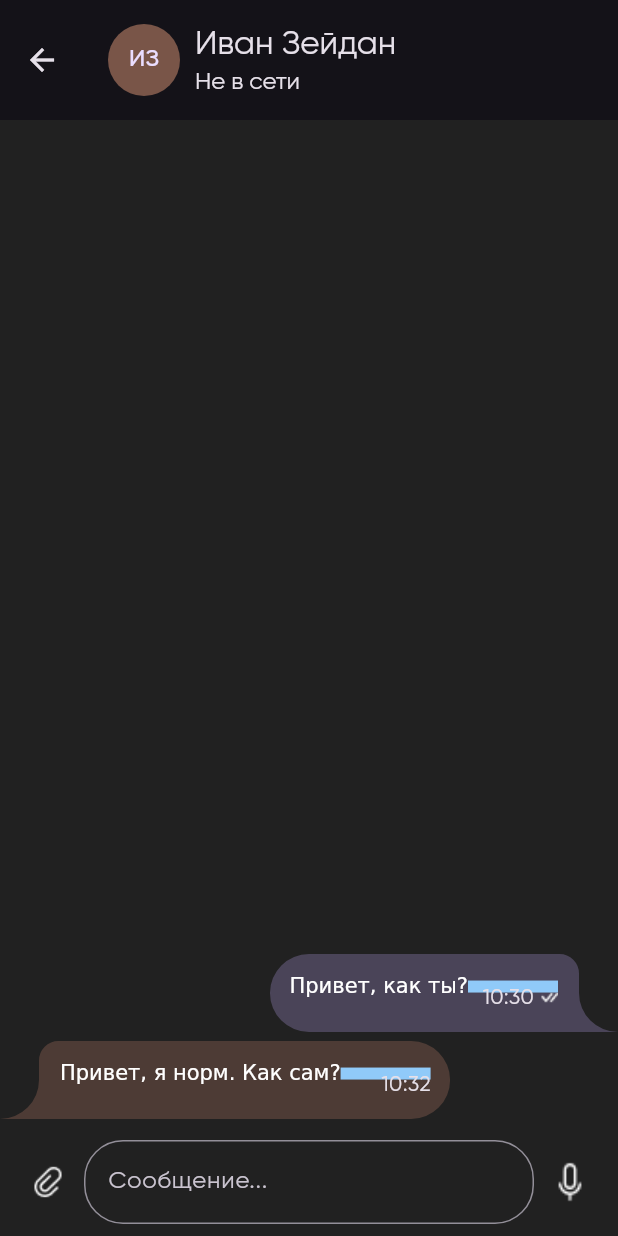
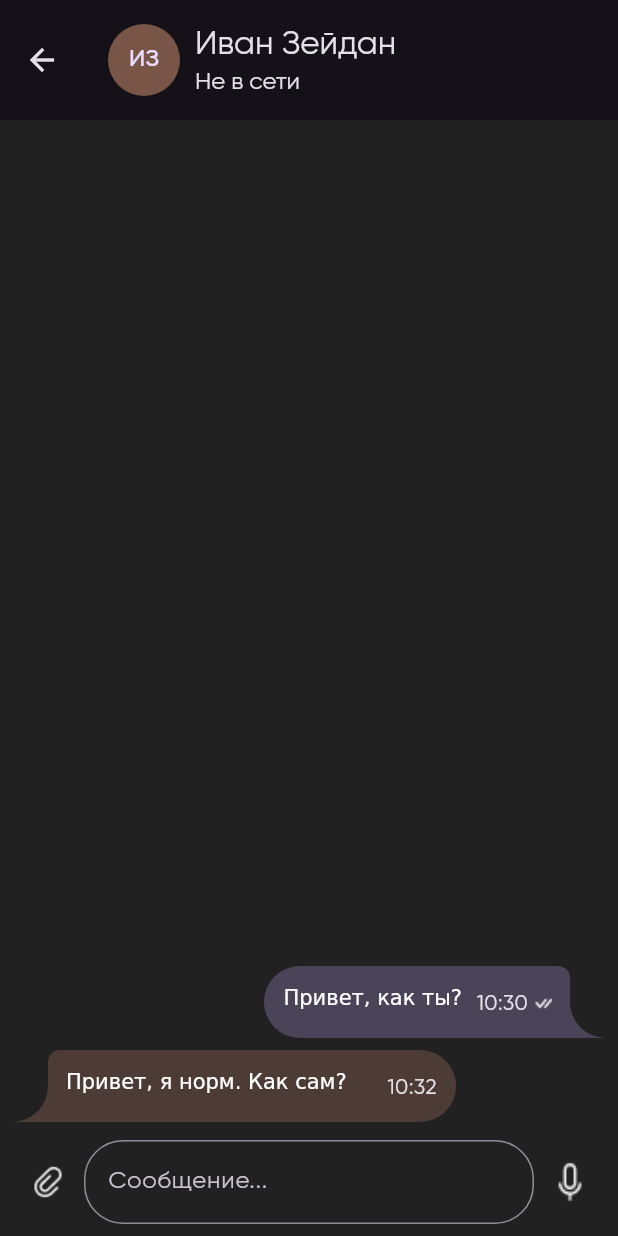
Before and after one commit to OlleZhuk/chat_test, a Flutter app: the MessagesScreen screen opened directly with sample values from the repository, on a phone screen of 412 x 824 dp. Run offline on Flutter 3.47's test engine with Material 3 defaults, Android fonts, the phone set to English and light mode, and no system bars; our stand-ins replace flutter_riverpod, hive, hive_flutter; accounts and stored records are empty.

Commit message:
Коррекция вывода/ввода текстовых сообщений

```diff
--- a/lib/model/chat_bubble_radius.dart
+++ b/lib/model/chat_bubble_radius.dart
@@ -1,2 +1,2 @@
-const double largeRadius = 26; // Большое закругление
-const double smallRadius = 13; // Малое закругление
+const double largeRadius = 24; // Большое закругление
+const double smallRadius = 8; // Малое закругление
--- a/lib/view/screens/chat_list_screen.dart
+++ b/lib/view/screens/chat_list_screen.dart
@@ -69,12 +69,4 @@ class ChatListScreen extends ConsumerWidget {
       ),
     );
   }
-
-  void _addContact(BuildContext context) {
-    // Реализация добавления нового контакта
-  }
-
-  void _logout(BuildContext context) {
-    // Реализация выхода из системы
-  }
 }
--- a/lib/view/screens/messages_screen.dart
+++ b/lib/view/screens/messages_screen.dart
@@ -3,6 +3,7 @@ import 'package:flutter_riverpod/flutter_riverpod.dart';
 import 'package:hive_flutter/hive_flutter.dart';
 import 'package:intl/intl.dart';
 
+import '../../model/dev_data/dev_data.dart';
 import '../../model/message.dart';
 import '../../model/chat_bubble_radius.dart';
 import '../../model/user.dart';
@@ -49,41 +50,6 @@ class MessagesScreen extends StatelessWidget {
       ),
     );
   }
-
-  /// Метод для определения форм чат-баблов
-  BorderRadius _getBorderRadius(
-    bool isFirstInGroup,
-    bool isLastInGroup,
-    // bool isSingleInGroup,
-  ) {
-    const radius = Radius.circular(26);
-
-    if (isLastInGroup) {
-      // Последнее сообщение в группе
-      return BorderRadius.only(
-        topLeft: radius,
-        topRight: radius,
-        bottomLeft: isFirstInGroup ? radius : Radius.zero,
-        bottomRight: radius,
-      );
-    } else if (isFirstInGroup) {
-      // Первое сообщение в группе
-      return const BorderRadius.only(
-        topLeft: radius,
-        topRight: radius,
-        bottomLeft: radius,
-        bottomRight: radius,
-      );
-    } else {
-      // Сообщение в середине группы
-      return const BorderRadius.only(
-        topLeft: radius,
-        topRight: radius,
-        bottomLeft: radius,
-        bottomRight: Radius.zero,
-      );
-    }
-  }
 }
 
 /// ВЫВОД СООБЩЕНИЙ ===>
@@ -110,74 +76,110 @@ class _OutputTextMessagesState extends ConsumerState<_OutputTextMessages> {
 
   @override
   Widget build(BuildContext context) {
-    final theme = Theme.of(context);
-    final messages = ref.watch(messageProvider);
-    // final messagesBox = Hive.box<Message>('messages');
+    ref.watch(messageProvider);
+    final dialogMessages =
+        ref.read(messageProvider.notifier).getMessagesForDialog(widget.user.id);
 
-    // Фильтр сообщений по userId
-    final userMessages =
-        messages.where((message) => message.userId == widget.user.id).toList();
+    /// Сортировка сообщений по времени (новые снизу)
+    dialogMessages.sort((a, b) => b.timestamp.compareTo(a.timestamp));
 
-    // Сортировка сообщений по времени (новые снизу)
-    userMessages.sort((a, b) => b.timestamp.compareTo(a.timestamp));
-
-    // Группировка сообщений по пользователям, чтобы выявлять цепочки
-    // сообщений, в которых будут отличаться формы чат-баблов
-    final Map<String, List<Message>> groupedMessages = {};
-    for (var message in userMessages) {
-      final userId = message.userId;
-      if (!groupedMessages.containsKey(userId)) {
-        groupedMessages[userId] = [];
-      }
-      groupedMessages[userId]!.add(message);
-    }
+    /// Перегруппировка сообщений на исходящие и входящие
+    final outgoingMessages =
+        dialogMessages.where((message) => message.isOutgoing).toList();
+    final incomingMessages =
+        dialogMessages.where((message) => !message.isOutgoing).toList();
 
     return Expanded(
       child: ListView.builder(
         controller: _scrollController,
         reverse: true,
-        itemCount: userMessages.length,
+        itemCount: dialogMessages.length,
         itemBuilder: (context, index) {
-          final message = userMessages[index];
-          final isMe = message.isOutgoing;
-          final userId = message.userId;
+          final Message message = dialogMessages[index];
+          final bool isOutgoing = message.isOutgoing;
+          final List<Message> group =
+              isOutgoing ? outgoingMessages : incomingMessages;
 
-          final messageGroup = groupedMessages[userId]!;
-          final isFirstInGroup = message == messageGroup.first;
-          final isLastInGroup = message == messageGroup.last;
-          // final isSingleInGroup = message == messageGroup.single;
-
-          final now = message.timestamp;
+          /// включен реверс, поэтому выравниваем last == first,
+          /// получаем isLastInGroup это первое снизу
+          final bool isLastInGroup = message == group.first;
+          // final bool isFirstInGroup = message == group.last;
+          final DateTime now = message.timestamp;
           String formattedTime = DateFormat.Hm().format(now);
 
-          return Column(
-            // mainAxisSize: MainAxisSize.min,
-            crossAxisAlignment:
-                !isMe ? CrossAxisAlignment.start : CrossAxisAlignment.end,
-            children: [
-              ClipPath(
-                clipper: !isMe
-                    ? LeftChatBubble(
+          return Padding(
+            /// наружные для сообщения
+            padding: EdgeInsets.symmetric(
+              vertical: 4.0,
+              horizontal:
+
+                  /// для нижнего - малый, для остальных - с добавкой:
+                  isLastInGroup ? smallRadius : smallRadius + largeRadius,
+            ),
+            child: Align(
+              alignment:
+                  isOutgoing ? Alignment.centerRight : Alignment.centerLeft,
+              child: isLastInGroup
+
+                  /// для нижнего - чат-бабл,
+                  /// для остальных - обычные закругления контейнера
+                  ? ClipPath(
+                      clipper: isOutgoing
+                          ? RightChatBubble(
                               largeRadius: largeRadius,
                               smallRadius: smallRadius,
                             )
-                    : RightChatBubble(
+                          : LeftChatBubble(
                               largeRadius: largeRadius,
                               smallRadius: smallRadius,
                             ),
-                child: Container(
+                      child: messContainer(
+                          isLastInGroup, isOutgoing, message, formattedTime),
+                    )
+                  : messContainer(
+                      isLastInGroup, isOutgoing, message, formattedTime),
+            ),
+          );
+        },
+      ),
+    );
+  }
+
+  Container messContainer(
+    bool isLast,
+    bool isOutgoing,
+    Message message,
+    String formattedTime,
+  ) {
+    final theme = Theme.of(context);
+    const maxRadius = Radius.circular(largeRadius);
+    const minRadius = Radius.circular(smallRadius);
+    return Container(
       constraints: const BoxConstraints(
         maxWidth: 330,
-                    minHeight: 52,
+        minHeight: largeRadius * 2,
         maxHeight: double.infinity,
       ),
-                  color: isMe
+      decoration: BoxDecoration(
+        color: isOutgoing
             ? theme.colorScheme.secondaryContainer
             : widget.user.color.withOpacity(.5),
+        borderRadius: isLast
+            ? null
+            : BorderRadius.only(
+                topLeft: maxRadius,
+                topRight: maxRadius,
+                bottomLeft: !isOutgoing ? minRadius : maxRadius,
+                bottomRight: isOutgoing ? minRadius : maxRadius,
+              ),
+      ),
       child: Padding(
-                    padding: !isMe
-                        ? const EdgeInsets.fromLTRB(40, 13, 13, 13)
-                        : const EdgeInsets.fromLTRB(13, 13, 40, 13),
+        /// отступы для текста нижнего сообщения и остальных
+        padding: isOutgoing
+            ? isLast
+                ? const EdgeInsets.fromLTRB(13, 13, 36, 13)
+                : const EdgeInsets.all(13)
+            : const EdgeInsets.fromLTRB(36, 13, 13, 13),
         child: Stack(
           children: [
             Padding(
@@ -186,14 +188,10 @@ class _OutputTextMessagesState extends ConsumerState<_OutputTextMessages> {
                 text: TextSpan(
                   children: [
                     TextSpan(text: message.text),
-                                WidgetSpan(
+                    const WidgetSpan(
                       alignment: PlaceholderAlignment.baseline,
                       baseline: TextBaseline.alphabetic,
-                                  child: Container(
-                                    width: 60,
-                                    height: 8,
-                                    color: Colors.blue[200],
-                                  ),
+                      child: SizedBox(width: 60, height: 8),
                     ),
                   ],
                 ),
@@ -203,15 +201,13 @@ class _OutputTextMessagesState extends ConsumerState<_OutputTextMessages> {
               bottom: 0,
               right: 0,
               child: Row(
-                            // mainAxisSize: MainAxisSize.min,
                 mainAxisAlignment: MainAxisAlignment.end,
                 crossAxisAlignment: CrossAxisAlignment.end,
                 children: [
                   Text(formattedTime),
-                              if (isMe)
+                  if (isOutgoing)
                     Padding(
-                                  padding:
-                                      const EdgeInsets.only(bottom: 4, left: 4),
+                      padding: const EdgeInsets.only(bottom: 4, left: 4),
                       child: Image.asset('assets/icons/Read.png'),
                     ),
                 ],
@@ -219,38 +215,6 @@ class _OutputTextMessagesState extends ConsumerState<_OutputTextMessages> {
             ),
           ],
         ),
-                    // child: Column(
-                    //   crossAxisAlignment: CrossAxisAlignment.start,
-                    //   children: [
-                    //     Text(message.text),
-                    //     Padding(
-                    //       padding: isMe
-                    //           ? const EdgeInsets.only(left: 190)
-                    //           : const EdgeInsets.only(left: 190),
-                    //       child: Row(
-                    //         mainAxisSize: MainAxisSize.min,
-                    //         mainAxisAlignment: MainAxisAlignment.end,
-                    //         crossAxisAlignment: CrossAxisAlignment.end,
-                    //         children: [
-                    //           Text(formattedTime),
-                    //           if (isMe)
-                    //             Padding(
-                    //               padding:
-                    //                   const EdgeInsets.only(bottom: 4, left: 4),
-                    //               child: Image.asset('assets/icons/Read.png'),
-                    //             ),
-                    //         ],
-                    //       ),
-                    //     ),
-                    //   ],
-                    // ),
-                  ),
-                ),
-              ),
-              const SizedBox(height: 6)
-            ],
-          );
-        },
       ),
     );
   }
@@ -306,7 +270,7 @@ class InputTextMessageState extends ConsumerState<_InputTextMessage> {
     _textController.clear();
   }
 
-  /// Метод отправки сообщения с клавиатуры:
+  /// Возможный метод отправки с клавиатуры:
   // void _onSubmitted(String value) {
   //   if (value.isNotEmpty) submitMessage();
   // }
@@ -345,7 +309,7 @@ class InputTextMessageState extends ConsumerState<_InputTextMessage> {
             ),
           ),
 
-          // При наборе текста вместо кн. микрофона появляется кн. Отправить
+          /// При наборе текста вместо кн. микрофона появляется кн. Отправить
           _isButtonVisible
               ? IconButton(
                   icon: const Icon(Icons.send),
--- a/lib/view_model/providers/chat_provider.dart
+++ b/lib/view_model/providers/chat_provider.dart
@@ -4,7 +4,7 @@ import 'package:hive/hive.dart';
 import '../../model/message.dart';
 import '../../model/user.dart';
 
-// Провайдер для работы с Hive
+/// Провайдер для работы с Hive
 final hiveProvider = Provider((ref) {
   return {
     'users': Hive.box<User>('users'),
@@ -12,19 +12,44 @@ final hiveProvider = Provider((ref) {
   };
 });
 
-// Провайдер для управления состоянием чатов
+/// Провайдер для управления состоянием чатов
+class ChatNotifier extends StateNotifier<List<User>> {
+  final Map<String, Box> hiveBoxes;
+
+  ChatNotifier(this.hiveBoxes) : super([]) {
+    loadChats();
+  }
+
+  void loadChats() {
+    final usersBox = hiveBoxes['users'] as Box<User>;
+    final allUsers = usersBox.values.toList();
+
+    // state = usersBox.values.toList();
+
+    // superuser вне списка
+    state = allUsers.where((user) => user.id != 'superuser').toList();
+  }
+
+  Future<void> deleteChat(key) async {
+    final usersBox = hiveBoxes['users'] as Box<User>;
+    await usersBox.delete(key);
+  }
+
+  void clearChat() {
+    final usersBox = hiveBoxes['users'] as Box<User>;
+    final messagesBox = hiveBoxes['messages'] as Box<Message>;
+    usersBox.clear();
+    messagesBox.clear();
+    loadChats(); // Обновляем состояние
+  }
+}
+
 final chatProvider = StateNotifierProvider<ChatNotifier, List<User>>((ref) {
   final hiveBoxes = ref.watch(hiveProvider);
   return ChatNotifier(hiveBoxes);
 });
 
-// Провайдер для управления состоянием сообщений
-final messageProvider =
-    StateNotifierProvider<MessageNotifier, List<Message>>((ref) {
-  final hiveBoxes = ref.watch(hiveProvider);
-  return MessageNotifier(hiveBoxes);
-});
-
+/// Провайдер для управления состоянием сообщений
 class MessageNotifier extends StateNotifier<List<Message>> {
   final Map<String, Box> hiveBoxes;
 
@@ -49,7 +74,7 @@ class MessageNotifier extends StateNotifier<List<Message>> {
       '', // imageUrl (если нужно)
       '', // audioUrl (если нужно)
       DateTime.now(), // timestamp
-      true, // isOutgoing
+      true,
     );
 
     // Сохраняем сообщение в Hive
@@ -58,47 +83,18 @@ class MessageNotifier extends StateNotifier<List<Message>> {
     // Обновляем состояние сообщений
     loadMessages();
   }
+
+  // Метод для получения сообщений по диалогу
+  List<Message> getMessagesForDialog(String userId) {
+    return state
+        .where((message) =>
+            message.userId == userId || message.userId == 'superuser')
+        .toList();
+  }
 }
 
-class ChatNotifier extends StateNotifier<List<User>> {
-  final Map<String, Box> hiveBoxes;
-
-  ChatNotifier(this.hiveBoxes) : super([]) {
-    loadChats();
-  }
-
-  void loadChats() {
-    final usersBox = hiveBoxes['users'] as Box<User>;
-    state = usersBox.values.toList();
-  }
-
-  Future<void> deleteChat(key) async {
-    final usersBox = hiveBoxes['users'] as Box<User>;
-    await usersBox.delete(key);
-    // print('==> $key');
-    // loadChats(); // Обновляем состояние
-  }
-
-  void clearChat() {
-    final usersBox = hiveBoxes['users'] as Box<User>;
-    final messagesBox = hiveBoxes['messages'] as Box<Message>;
-    usersBox.clear();
-    messagesBox.clear();
-    loadChats(); // Обновляем состояние
-  }
-
-  // void sendMessage(User user, String text) async {
-  //   final messagesBox = hiveBoxes['messages'] as Box<Message>;
-  //   final message = Message(
-  //     user.id,
-  //     text,
-  //     '',
-  //     '',
-  //     DateTime.now(),
-  //     true, // исходящее
-  //   ); // Исходящее сообщение
-  //   await messagesBox.add(message);
-  //   // Можно добавить логику для обновления UI
-  //   loadChats();
-  // }
-}
+final messageProvider =
+    StateNotifierProvider<MessageNotifier, List<Message>>((ref) {
+  final hiveBoxes = ref.watch(hiveProvider);
+  return MessageNotifier(hiveBoxes);
+});
```
Lines whose indentation alone changed are shown as unchanged.
